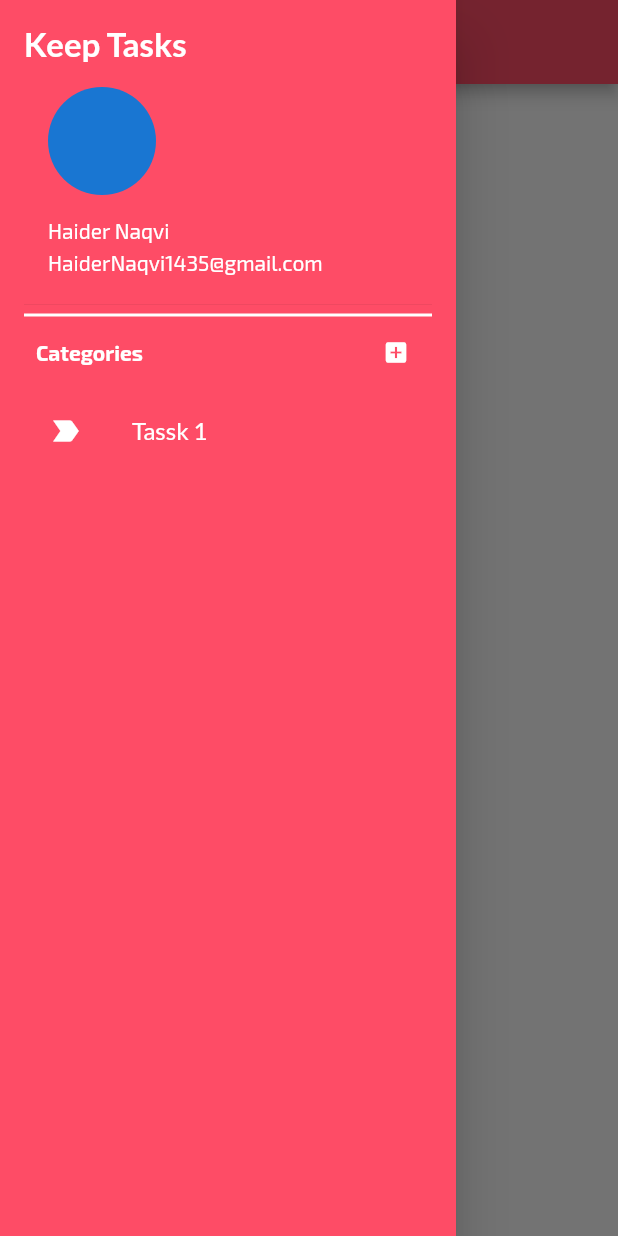
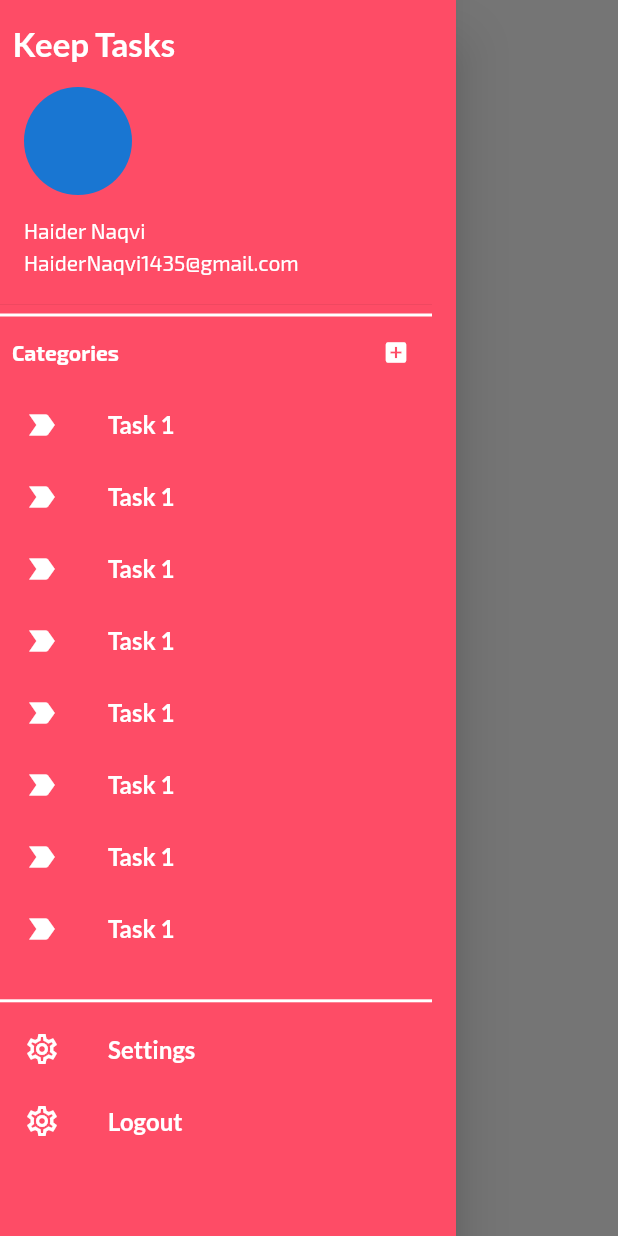
Before and after one commit to HaiderNaqvi1435/keep_tasks, a Flutter app: the screen it shows after launch, with the side drawer open, on a phone screen of 412 x 824 dp. Run offline on Flutter 3.47's test engine with Material 2 defaults, Android fonts, the phone set to English and light mode, and no system bars; our stand-ins replace google_fonts.

Commit message:
drawer ready

```diff
--- a/lib/Core/Classes/Themes/MyTheme.dart
+++ b/lib/Core/Classes/Themes/MyTheme.dart
@@ -3,6 +3,7 @@ import 'package:google_fonts/google_fonts.dart';
 
 class MyThemes {
   static ThemeData get MyTheme => ThemeData(
+
         fontFamily: GoogleFonts.lato().fontFamily,
         colorScheme: const ColorScheme(
             brightness: Brightness.light,
@@ -14,7 +15,7 @@ class MyThemes {
             onSecondary: Colors.black,
             error: const Color.fromARGB(255, 195, 44, 33),
             onError: Colors.red,
-            background: const Color.fromARGB(255, 236, 239, 241),
+            background: Colors.white,
             onBackground: Colors.black,
             surface: const Color.fromARGB(255, 224, 224, 224),
             onSurface: Colors.black),
--- a/lib/Core/Classes/Themes/Utils.dart
+++ b/lib/Core/Classes/Themes/Utils.dart
@@ -18,7 +18,7 @@ class Utils {
     return TextStyle(
       color: color ?? Colors.white,
       fontSize: size ?? 16,
-      // fontWeight: FontWeight.bold,
+      fontWeight: FontWeight.bold,
     );
   }
 
--- a/lib/UI/Pages/HomePage.dart
+++ b/lib/UI/Pages/HomePage.dart
@@ -1,4 +1,5 @@
 import 'package:flutter/material.dart';
+import 'package:keep_tasks/Core/Classes/Themes/MyTheme.dart';
 import 'package:keep_tasks/UI/Pages/Items/Drawer.dart';
 
 class HomePage extends StatefulWidget {
@@ -12,7 +13,14 @@ class _HomePageState extends State<HomePage> {
   @override
   Widget build(BuildContext context) {
     return Scaffold(
-      appBar: AppBar(),
+      backgroundColor: MyThemes.MyTheme.colorScheme.background,
+      appBar: AppBar(
+        backgroundColor: MyThemes.MyTheme.colorScheme.background,
+        elevation: 0,
+        iconTheme:
+            IconThemeData(color: MyThemes.MyTheme.colorScheme.onSecondary),
+            title: Text("Keep "),
+      ),
       drawer: MyDrawer(),
     );
   }
--- a/lib/UI/Pages/Items/Drawer.dart
+++ b/lib/UI/Pages/Items/Drawer.dart
@@ -14,18 +14,18 @@ class _MyDrawerState extends State<MyDrawer> {
   Widget build(BuildContext context) {
     return Drawer(
         backgroundColor: MyThemes.MyTheme.colorScheme.primary,
-      child: ListView(
-        // padding: EdgeInsets.zero,
-
-        padding: EdgeInsets.all(16),
-
+        child: SafeArea(
+          child: Padding(
+            padding: const EdgeInsets.only(top: 16, right: 16),
+            child: Column(
               children: [
-          SafeArea(
+                Container(
+                  color: MyThemes.MyTheme.colorScheme.primary,
                   child: Column(
                     crossAxisAlignment: CrossAxisAlignment.start,
                     children: [
                       Text(
-                "Keep Tasks",
+                        "  Keep Tasks",
                         style: Utils.appName(),
                       ),
                       Container(
@@ -65,72 +65,71 @@ class _MyDrawerState extends State<MyDrawer> {
                           )
                         ],
                       ),
-              Column(
-                children: [
-                  ListTile(
+                    ],
+                  ),
+                ),
+                Expanded(
+                  child: ListView.builder(
+                    itemCount: 10,
+                    itemBuilder: (context, index) => ListTile(
+                      shape: RoundedRectangleBorder(
+                          borderRadius: BorderRadius.only(
+                              bottomRight: Radius.circular(50),
+                              topRight: Radius.circular(50))),
+                      dense: true,
+                      selectedTileColor: Color.fromARGB(255, 246, 194, 202),
+                      selected: false,
                       iconColor: MyThemes.MyTheme.colorScheme.onPrimary,
                       leading: Icon(
                         Icons.label_important,
                       ),
                       title: Text(
-                      "Tassk 1 ",
+                        "Task 1 ",
                         style: Utils.normalText(),
+                      ),
+                    ),
+                  ),
+                ),
+                Container(
+                  color: MyThemes.MyTheme.colorScheme.primary,
+                  height: MediaQuery.of(context).size.height / 5,
+                  child: Column(
+                    children: [
+                      Divider(
+                        // height: 50,
+                        color: MyThemes.MyTheme.colorScheme.onPrimary,
+                        thickness: 2,
+                      ),
+                      ListTile(
+                        dense: true,
+                        iconColor: MyThemes.MyTheme.colorScheme.onPrimary,
+                        // style: ListTileStyle.drawer,
+                        leading: Icon(
+                          Icons.settings_outlined,
+                        ),
+                        title: Text(
+                          "Settings",
+                          style: Utils.normalText(),
+                        ),
+                      ),
+                      ListTile(
+                        dense: true,
+                        iconColor: MyThemes.MyTheme.colorScheme.onPrimary,
+                        // style: ListTileStyle.drawer,
+                        leading: Icon(
+                          Icons.settings_outlined,
+                        ),
+                        title: Text(
+                          "Logout",
+                          style: Utils.normalText(),
+                        ),
+                      ),
+                    ],
                   ),
                 )
               ],
             ),
-            ],
-          )),
-        ],
-        // children: [
-        //   Container(
-        //     child: DrawerHeader(
-
-        //       padding: EdgeInsets.zero,
-        //       child: InkWell(
-        //         onTap: () {},
-        //         child: UserAccountsDrawerHeader(
-        //           margin: EdgeInsets.zero,
-        //           decoration: BoxDecoration(),
-        //           accountName: Text(
-        //             "sd",
-        //           ),
-        //           accountEmail: Text(
-        //             "sds",
-        //           ),
-        //           currentAccountPicture: ClipRRect(
-        //             child: Image.asset(
-        //               "assets/user.png",
-        //               fit: BoxFit.cover,
-        //             ),
-        //           ),
-        //         ),
-        //       ),
-        //     ),
-        //   ),
-        //   ListTile(
-        //     onTap: () async {},
-        //     leading: Icon(
-        //       Icons.mail,
-        //     ),
-        //     title: Text(
-        //       "Feedback",
-        //     ),
-        //   ),
-        //   ListTile(
-        //     onTap: () {
-        //       //
-        //       // Themes.mytoast("Logged out!");
-        //     },
-        //     leading: Icon(
-        //       Icons.logout,
-        //     ),
-        //     title: Text(
-        //       "Sign out",
-        //     ),
-        //   ),
-        // ],
           ),
-    );
+        ));
   }
 }
--- a/lib/main.dart
+++ b/lib/main.dart
@@ -11,9 +11,9 @@ class MyApp extends StatelessWidget {
   @override
   Widget build(BuildContext context) {
     return MaterialApp(
-      title: 'Flutter Demo',
       theme: MyThemes.MyTheme,
       home: HomePage(),
+      debugShowCheckedModeBanner: false,
     );
   }
 }
```
Lines whose indentation alone changed are shown as unchanged.
